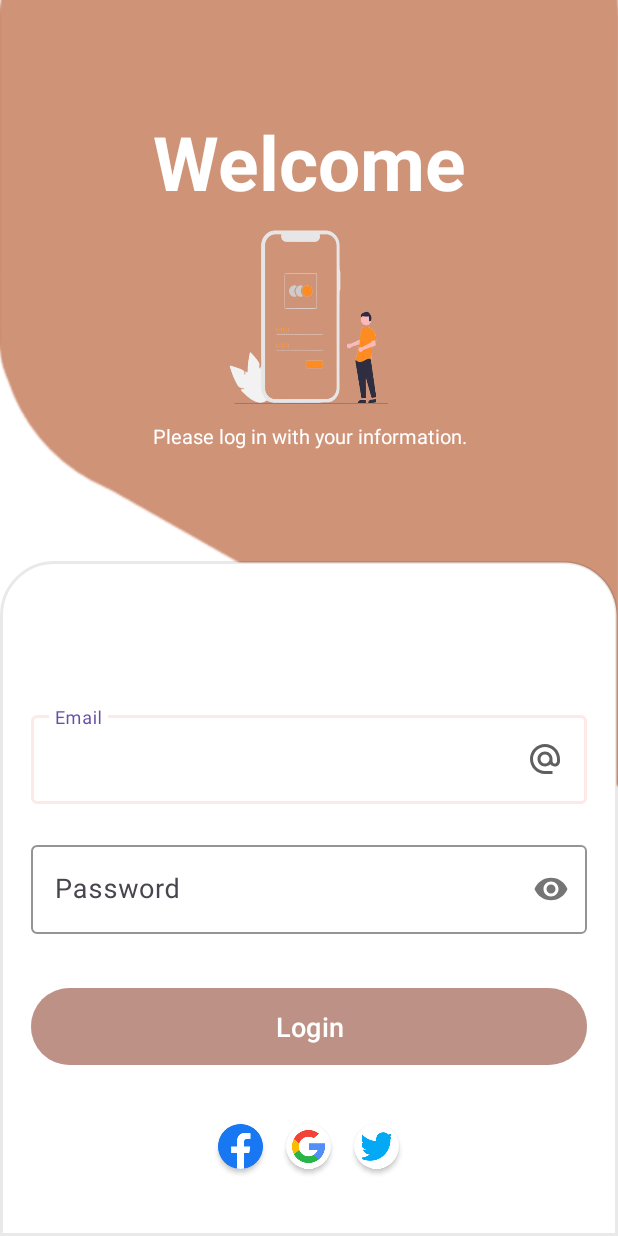
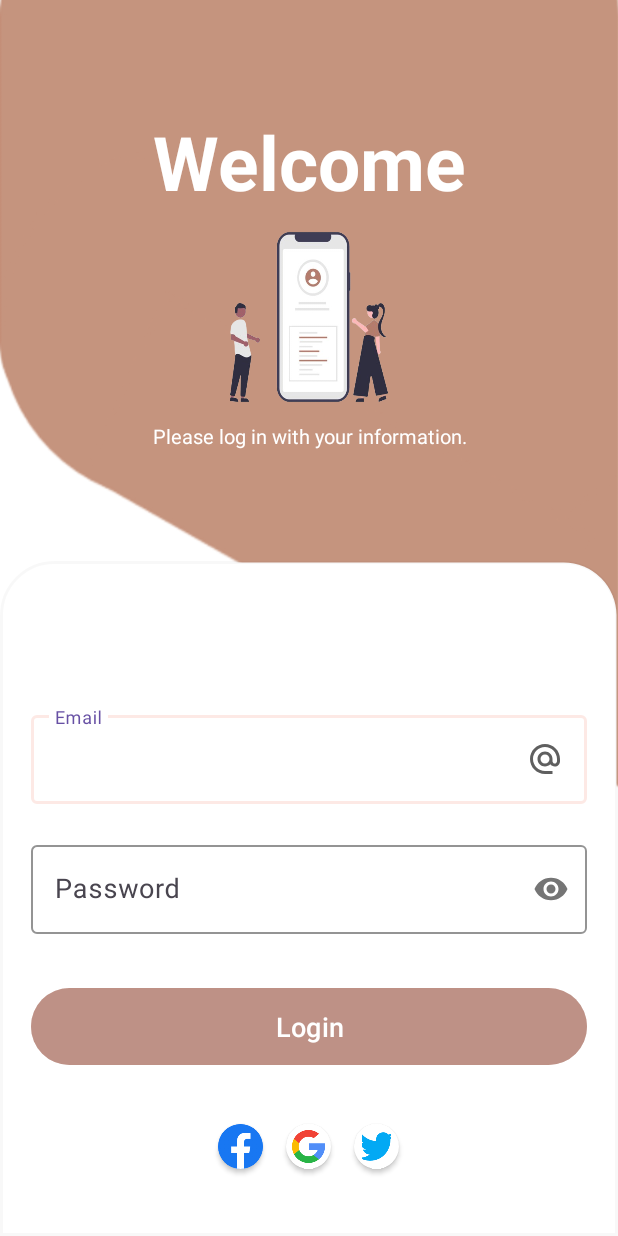
Before and after one commit to Jhieyme/Proyecto_Ecommerce, an Android app: the LoginActivity screen opened directly, with no data from a screen before it, on a phone screen of 412 x 824 dp. Run offline under Robolectric (Android 15) with nearby library versions, the phone set to English and light mode, and no system bars.

Commit message:
Nueva actualización

```diff
--- a/app/src/main/res/drawable/dialogbg.xml
+++ b/app/src/main/res/drawable/dialogbg.xml
@@ -14,6 +14,6 @@
 
     <stroke
         android:width="2dp"
-        android:color="#16000000" />
+        android:color="#07000000" />
 
 </shape>
--- a/app/src/main/res/layout/activity_login.xml
+++ b/app/src/main/res/layout/activity_login.xml
@@ -51,7 +51,7 @@
                 android:id="@+id/linearLayout11"
                 android:layout_width="140dp"
                 android:layout_height="140dp"
-                android:background="@drawable/img_login"
+                android:background="@drawable/acces_login"
                 android:orientation="horizontal"
                 app:layout_constraintBottom_toTopOf="@+id/textView4"
                 app:layout_constraintEnd_toEndOf="parent"
```
Also changed, not shown: app/src/main/res/drawable/acces_login.png (added), app/src/main/res/drawable/img_login.png (deleted), app/src/main/res/drawable/login_bg.png.
